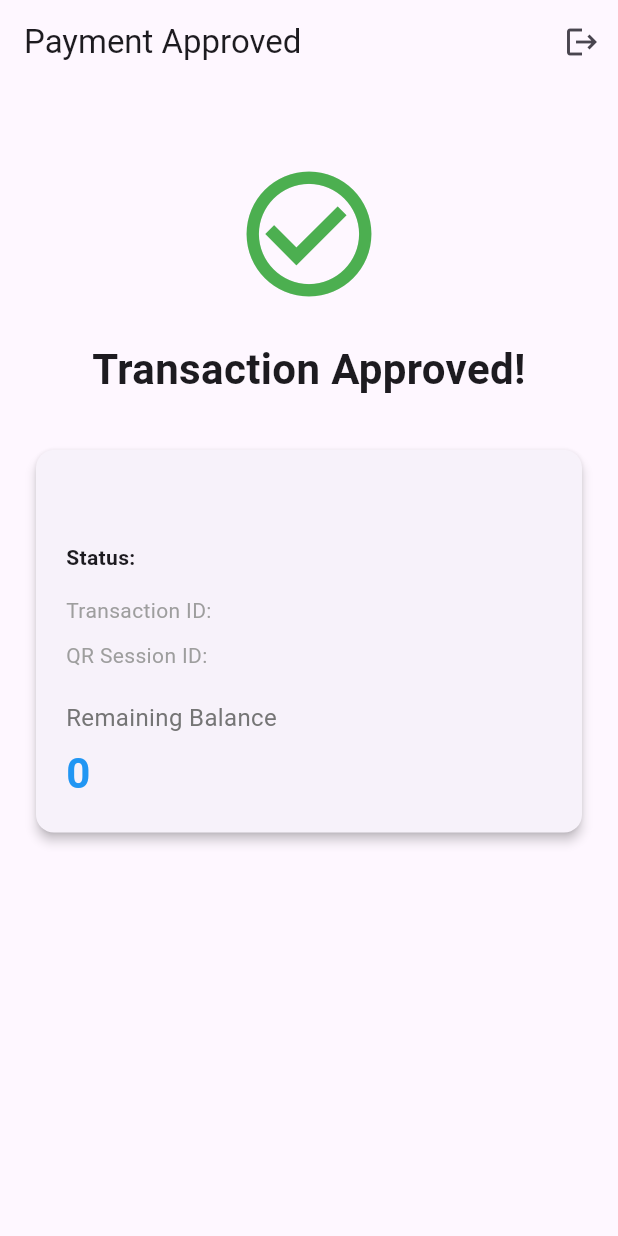
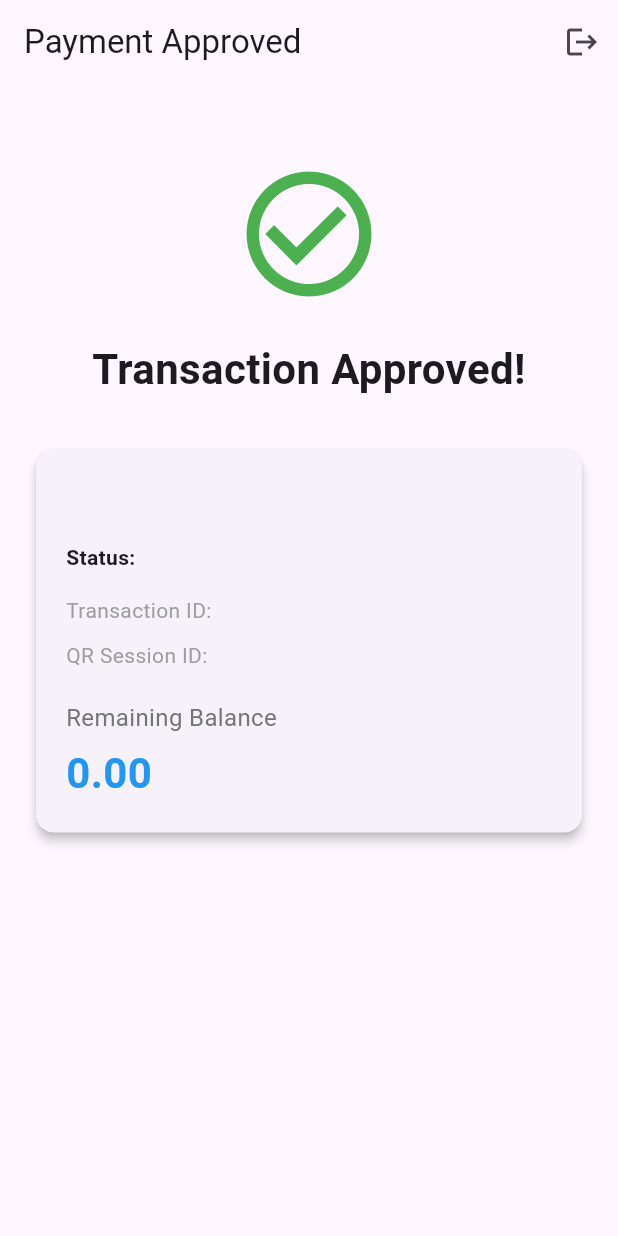
Before and after one commit to zerulite/fyp_qr_flutter_app, a Flutter app: the ApprovalPage screen opened directly with empty values, on a phone screen of 412 x 824 dp. Run offline on Flutter 3.47's test engine with Material 3 defaults, Android fonts, the phone set to English and light mode, and no system bars; our stand-ins replace local_auth, shared_preferences; missing offline and left inert: mobile_scanner; accounts and stored records are empty.

Commit message:
2dp fix for account balance on approval page

```diff
--- a/lib/screens/approval_page.dart
+++ b/lib/screens/approval_page.dart
@@ -1,6 +1,7 @@
 import 'package:flutter/material.dart';
 import 'package:shared_preferences/shared_preferences.dart';
 import 'login_page.dart';
+import 'package:intl/intl.dart';
 
 class ApprovalPage extends StatelessWidget {
   final Map<String, dynamic> transaction;
@@ -141,7 +142,10 @@ class ApprovalPage extends StatelessWidget {
                     const SizedBox(height: 5),
 
                     Text(
-                      "${transaction["remaining_balance"] ?? "0"}",
+                      NumberFormat('#,##0.00').format(
+                        (transaction["remaining_balance"] as num? ?? 0)
+                            .toDouble(),
+                      ),
                       style: const TextStyle(
                         fontSize: 28,
                         fontWeight: FontWeight.bold,
--- a/pubspec.yaml
+++ b/pubspec.yaml
@@ -35,6 +35,7 @@ dependencies:
     shared_preferences: ^2.2.2
     mobile_scanner: ^7.2.0
     local_auth: ^3.0.1
+    intl: ^0.18.0
 
     # The following adds the Cupertino Icons font to your application.
     # Use with the CupertinoIcons class for iOS style icons.
```
Also changed, not shown: pubspec.lock.
